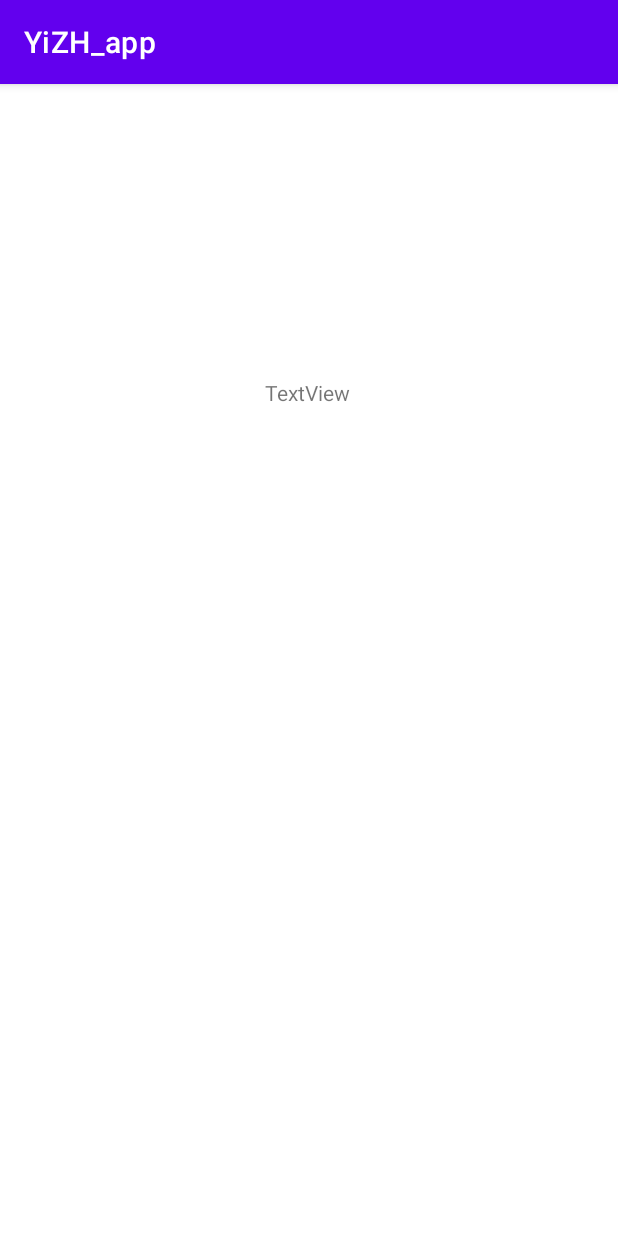
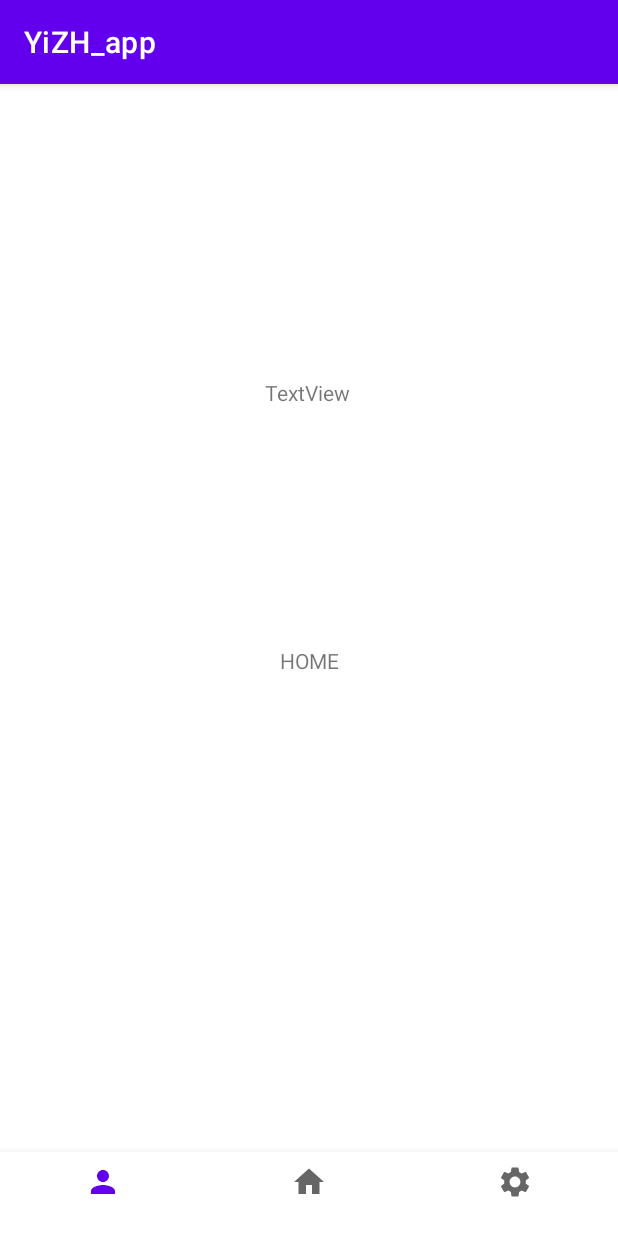
Before and after one commit to llkor/YiZH_app, an Android app: the FunctionalActivity screen opened directly, with no data from a screen before it, on a phone screen of 412 x 824 dp. Run offline under Robolectric (Android 15) with nearby library versions, the phone set to English and light mode, and no system bars; our stand-ins replace data binding, navigation-ui.

Commit message:
created navigation for secondary activity

```diff
--- a/app/src/main/java/com/example/yizh_app/FunctionalActivity.kt
+++ b/app/src/main/java/com/example/yizh_app/FunctionalActivity.kt
@@ -1,11 +1,57 @@
 package com.example.yizh_app
 
+import android.os.Bundle
 import androidx.appcompat.app.AppCompatActivity
-import android.os.Bundle
+import androidx.fragment.app.Fragment
+import androidx.navigation.NavController
+import androidx.navigation.Navigation
+import androidx.navigation.findNavController
+import androidx.navigation.ui.AppBarConfiguration
+import androidx.navigation.ui.NavigationUI
+import com.example.yizh_app.ui.fuctional.home.HomeFragment
+import com.example.yizh_app.ui.fuctional.profile.ProfileFragment
+import com.example.yizh_app.ui.fuctional.settings.SettingsFragment
+import com.google.android.material.bottomnavigation.BottomNavigationView
 
 class FunctionalActivity : AppCompatActivity() {
+
+
+    private lateinit var navController: NavController
     override fun onCreate(savedInstanceState: Bundle?) {
         super.onCreate(savedInstanceState)
         setContentView(R.layout.activity_functional)
+
+//        navController =  findNavController(R.id.nav_host_fragment2)
+        val navView = findViewById<BottomNavigationView>(R.id.nav_view)
+
+        val homeFragment = HomeFragment()
+        val settingsFragment = SettingsFragment()
+        val profileFragment = ProfileFragment()
+
+        makeCurrentFragment(homeFragment)
+        navView.setOnNavigationItemSelectedListener {
+            when(it.itemId){
+                R.id.navigation_home -> makeCurrentFragment(homeFragment)
+                R.id.navigation_settings -> makeCurrentFragment(settingsFragment)
+                R.id.navigation_myaccount -> makeCurrentFragment(profileFragment)
+            }
+            true
+        }
+        // Passing each menu ID as a set of Ids because each
+        // menu should be considered as top level destinations.
+        val appBarConfiguration = AppBarConfiguration.Builder(
+            R.id.navigation_home,
+            R.id.navigation_settings,
+            R.id.navigation_myaccount
+        )
+            .build()
+//        val navController = Navigation.findNavController(this, R.id.nav_host_fragment2)
+//        NavigationUI.setupActionBarWithNavController(this, navController, appBarConfiguration)
+//        NavigationUI.setupWithNavController(navView, navController)
     }
+    private fun makeCurrentFragment(fragment: Fragment) =
+            supportFragmentManager.beginTransaction().apply {
+                replace(R.id.nav_host_fragment2, fragment)
+                commit()
+            }
 }
--- /dev/null
+++ b/app/src/main/java/com/example/yizh_app/ui/fuctional/home/HomeFragment.kt
@@ -0,0 +1,40 @@
+package com.example.yizh_app.ui.fuctional.home
+
+import androidx.lifecycle.ViewModelProvider
+import android.os.Bundle
+import androidx.fragment.app.Fragment
+import android.view.LayoutInflater
+import android.view.View
+import android.view.ViewGroup
+import androidx.fragment.app.activityViewModels
+import com.example.yizh_app.R
+import com.example.yizh_app.databinding.FragmentSignUpBinding
+import com.example.yizh_app.databinding.HomeFragmentBinding
+import com.example.yizh_app.ui.main.MainViewModel
+
+class HomeFragment : Fragment() {
+
+    private val sharedViewModel: HomeViewModel by activityViewModels()
+    private var binding: HomeFragmentBinding? = null
+
+
+
+    override fun onCreateView(
+        inflater: LayoutInflater, container: ViewGroup?,
+        savedInstanceState: Bundle?
+    ): View {
+        val fragmentHomeBinding = HomeFragmentBinding.inflate(inflater, container, false)
+        binding = fragmentHomeBinding
+        return fragmentHomeBinding.root
+    }
+
+    override fun onActivityCreated(savedInstanceState: Bundle?) {
+        super.onActivityCreated(savedInstanceState)
+        binding?.apply {
+            lifecycleOwner = viewLifecycleOwner
+            viewModel = sharedViewModel
+            homeFragment = this@HomeFragment
+        }
+    }
+
+}
--- /dev/null
+++ b/app/src/main/java/com/example/yizh_app/ui/fuctional/home/HomeViewModel.kt
@@ -0,0 +1,7 @@
+package com.example.yizh_app.ui.fuctional.home
+
+import androidx.lifecycle.ViewModel
+
+class HomeViewModel : ViewModel() {
+    // TODO: Implement the ViewModel
+}
--- /dev/null
+++ b/app/src/main/res/drawable/home_icon.xml
@@ -0,0 +1,10 @@
+<vector xmlns:android="http://schemas.android.com/apk/res/android"
+    android:width="24dp"
+    android:height="24dp"
+    android:viewportWidth="24"
+    android:viewportHeight="24"
+    android:tint="?attr/colorControlNormal">
+  <path
+      android:fillColor="@android:color/white"
+      android:pathData="M10,20v-6h4v6h5v-8h3L12,3 2,12h3v8z"/>
+</vector>
--- /dev/null
+++ b/app/src/main/res/drawable/profile_icon.xml
@@ -0,0 +1,10 @@
+<vector xmlns:android="http://schemas.android.com/apk/res/android"
+    android:width="24dp"
+    android:height="24dp"
+    android:viewportWidth="24"
+    android:viewportHeight="24"
+    android:tint="?attr/colorControlNormal">
+  <path
+      android:fillColor="@android:color/white"
+      android:pathData="M12,12c2.21,0 4,-1.79 4,-4s-1.79,-4 -4,-4 -4,1.79 -4,4 1.79,4 4,4zM12,14c-2.67,0 -8,1.34 -8,4v2h16v-2c0,-2.66 -5.33,-4 -8,-4z"/>
+</vector>
--- /dev/null
+++ b/app/src/main/res/drawable/settings_icon.xml
@@ -0,0 +1,10 @@
+<vector xmlns:android="http://schemas.android.com/apk/res/android"
+    android:width="24dp"
+    android:height="24dp"
+    android:viewportWidth="24"
+    android:viewportHeight="24"
+    android:tint="?attr/colorControlNormal">
+  <path
+      android:fillColor="@android:color/white"
+      android:pathData="M19.14,12.94c0.04,-0.3 0.06,-0.61 0.06,-0.94c0,-0.32 -0.02,-0.64 -0.07,-0.94l2.03,-1.58c0.18,-0.14 0.23,-0.41 0.12,-0.61l-1.92,-3.32c-0.12,-0.22 -0.37,-0.29 -0.59,-0.22l-2.39,0.96c-0.5,-0.38 -1.03,-0.7 -1.62,-0.94L14.4,2.81c-0.04,-0.24 -0.24,-0.41 -0.48,-0.41h-3.84c-0.24,0 -0.43,0.17 -0.47,0.41L9.25,5.35C8.66,5.59 8.12,5.92 7.63,6.29L5.24,5.33c-0.22,-0.08 -0.47,0 -0.59,0.22L2.74,8.87C2.62,9.08 2.66,9.34 2.86,9.48l2.03,1.58C4.84,11.36 4.8,11.69 4.8,12s0.02,0.64 0.07,0.94l-2.03,1.58c-0.18,0.14 -0.23,0.41 -0.12,0.61l1.92,3.32c0.12,0.22 0.37,0.29 0.59,0.22l2.39,-0.96c0.5,0.38 1.03,0.7 1.62,0.94l0.36,2.54c0.05,0.24 0.24,0.41 0.48,0.41h3.84c0.24,0 0.44,-0.17 0.47,-0.41l0.36,-2.54c0.59,-0.24 1.13,-0.56 1.62,-0.94l2.39,0.96c0.22,0.08 0.47,0 0.59,-0.22l1.92,-3.32c0.12,-0.22 0.07,-0.47 -0.12,-0.61L19.14,12.94zM12,15.6c-1.98,0 -3.6,-1.62 -3.6,-3.6s1.62,-3.6 3.6,-3.6s3.6,1.62 3.6,3.6S13.98,15.6 12,15.6z"/>
+</vector>
--- a/app/src/main/res/layout/activity_functional.xml
+++ b/app/src/main/res/layout/activity_functional.xml
@@ -5,6 +5,13 @@
     android:layout_width="match_parent"
     android:layout_height="match_parent"
     tools:context=".FunctionalActivity">
+
+    <fragment
+        android:id="@+id/nav_host_fragment2"
+        android:name="androidx.navigation.fragment.NavHostFragment"
+        android:layout_width="match_parent"
+        android:layout_height="match_parent"
+        />
 
     <TextView
         android:id="@+id/textView2"
@@ -16,4 +23,16 @@
         app:layout_constraintHorizontal_bias="0.498"
         app:layout_constraintStart_toStartOf="parent"
         app:layout_constraintTop_toTopOf="parent" />
+
+    <com.google.android.material.bottomnavigation.BottomNavigationView
+        android:id="@+id/nav_view"
+        android:layout_width="0dp"
+        android:layout_height="wrap_content"
+        android:layout_marginStart="0dp"
+        android:layout_marginEnd="0dp"
+        android:background="?android:attr/windowBackground"
+        app:layout_constraintBottom_toBottomOf="parent"
+        app:layout_constraintLeft_toLeftOf="parent"
+        app:layout_constraintRight_toRightOf="parent"
+        app:menu="@menu/bottom_navigation_menu"/>
 </androidx.constraintlayout.widget.ConstraintLayout>
--- /dev/null
+++ b/app/src/main/res/layout/home_fragment.xml
@@ -0,0 +1,32 @@
+<?xml version="1.0" encoding="utf-8"?>
+<layout xmlns:android="http://schemas.android.com/apk/res/android"
+    xmlns:app="http://schemas.android.com/apk/res-auto"
+    xmlns:tools="http://schemas.android.com/tools">
+
+    <data>
+        <variable
+            name="homeFragment"
+            type="com.example.yizh_app.ui.fuctional.home.HomeFragment" />
+
+        <variable
+            name="viewModel"
+            type="com.example.yizh_app.ui.fuctional.home.HomeViewModel" />
+    </data>
+    <androidx.constraintlayout.widget.ConstraintLayout
+        android:id="@+id/main"
+        android:layout_width="match_parent"
+        android:layout_height="match_parent"
+        tools:context=".ui.main.MainFragment">
+
+
+        <TextView
+            android:id="@+id/textView4"
+            android:layout_width="wrap_content"
+            android:layout_height="wrap_content"
+            android:text="HOME"
+            app:layout_constraintBottom_toBottomOf="parent"
+            app:layout_constraintEnd_toEndOf="parent"
+            app:layout_constraintStart_toStartOf="parent"
+            app:layout_constraintTop_toTopOf= "parent" />
+    </androidx.constraintlayout.widget.ConstraintLayout>
+</layout>
--- /dev/null
+++ b/app/src/main/res/menu/bottom_navigation_menu.xml
@@ -0,0 +1,22 @@
+<?xml version="1.0" encoding="utf-8"?>
+<menu xmlns:android="http://schemas.android.com/apk/res/android">
+
+    <item
+        android:id="@+id/navigation_myaccount"
+        android:icon="@drawable/profile_icon"
+        android:enabled="true"
+        android:title="" />
+
+    <item
+        android:id="@+id/navigation_home"
+        android:icon="@drawable/home_icon"
+        android:title=""
+        android:enabled="true"
+        />
+    <item
+        android:id="@+id/navigation_settings"
+        android:icon="@drawable/settings_icon"
+        android:title=""
+        android:enabled="true"/>
+
+</menu>
--- a/app/src/main/res/values/strings.xml
+++ b/app/src/main/res/values/strings.xml
@@ -1,5 +1,5 @@
 <resources>
     <string name="app_name">YiZH_app</string>
-    <!-- TODO: Remove or change this placeholder text -->
-    <string name="hello_blank_fragment">Hello blank fragment</string>
+     <string name="hello_blank_fragment">Hello blank fragment</string>
+
 </resources>
```
Also changed, not shown: app/src/main/java/com/example/yizh_app/ui/fuctional/profile/ProfileFragment.kt (added, +32 -0 lines), app/src/main/java/com/example/yizh_app/ui/fuctional/profile/ProfileViewModel.kt (added, +7 -0 lines), app/src/main/java/com/example/yizh_app/ui/fuctional/settings/SettingsFragment.kt (added, +32 -0 lines), app/src/main/java/com/example/yizh_app/ui/fuctional/settings/SettingsViewModel.kt (added, +7 -0 lines), app/src/main/res/layout/profile_fragment.xml (added, +32 -0 lines), app/src/main/res/layout/settings_fragment.xml (added, +32 -0 lines).
